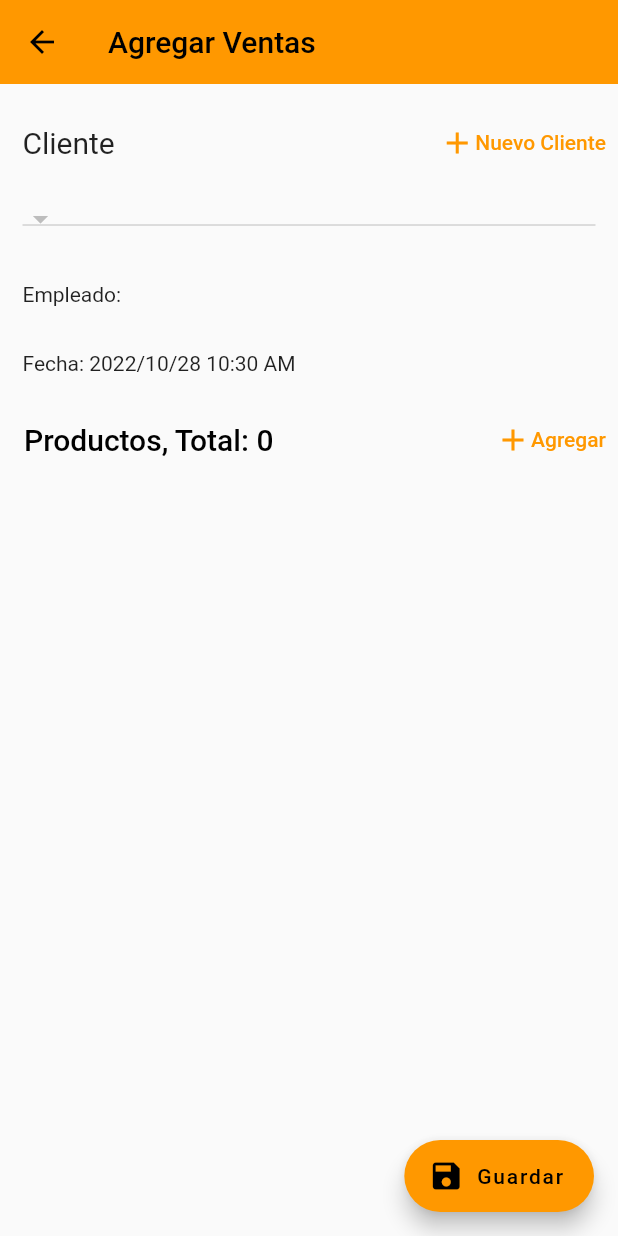
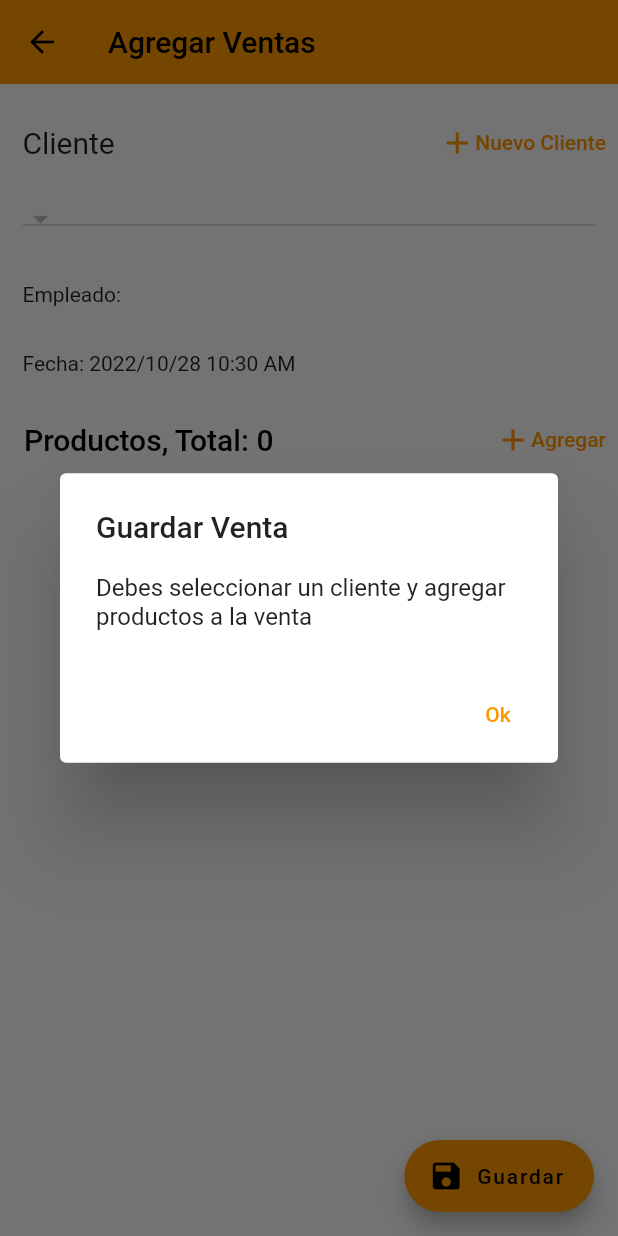
Before and after one commit to robert-virtual/lacteos_san_esteban_app, a Flutter app: the VentasForm screen opened by its route, after a tap on "Guardar", on a phone screen of 412 x 824 dp. Run offline on Flutter 3.47's test engine with Material 2 defaults, Android fonts, the phone set to English and light mode, and no system bars; our stand-ins replace cloud_firestore, firebase_auth, firebase_core, get; accounts and stored records are empty.

Commit message:
validacion de datos en venta

```diff
--- a/lib/pages/ventas/ventas_form.dart
+++ b/lib/pages/ventas/ventas_form.dart
@@ -191,6 +191,27 @@ class VentasForm extends StatelessWidget {
           const SizedBox(width: 10.0),
           FloatingActionButton.extended(
             onPressed: () {
+              if (cliente.value == null || detalles.isEmpty) {
+                showDialog(
+                  context: context,
+                  builder: (context) {
+                    return AlertDialog(
+                      title: const Text("Guardar Venta"),
+                      content: const Text(
+                          "Debes seleccionar un cliente y agregar productos a la venta "),
+                      actions: [
+                        TextButton(
+                          child: const Text("Ok"),
+                          onPressed: () {
+                            Navigator.of(context).pop();
+                          },
+                        )
+                      ],
+                    );
+                  },
+                );
+                return;
+              }
               ventasRef
                   .add(
                 Venta(
@@ -370,10 +391,33 @@ class VentasForm extends StatelessWidget {
                     child: const Text("Cancelar")),
                 TextButton(
                   onPressed: () {
+                    if (unidadMedida.value == null ||
+                        precio.text.trim().isEmpty ||
+                        cantidad.text.trim().isEmpty ||
+                        producto.value == null) {
+                      showDialog(
+                        context: context,
+                        builder: (context) {
+                          return AlertDialog(
+                            title: const Text("Agregar producto"),
+                            content:
+                                const Text("Debes ingresar todos los campos"),
+                            actions: [
+                              TextButton(
+                                child: const Text("Ok"),
+                                onPressed: () {
+                                  Navigator.of(context).pop();
+                                },
+                              )
+                            ],
+                          );
+                        },
+                      );
+                      return;
+                    }
                     detalles.add(
                       DetalleVenta(
-                        unidadMedida:
-                            unidadMedida.value ?? "Sin unidad de medida",
+                        unidadMedida: unidadMedida.value!,
                         precio: double.parse(precio.text),
                         cantidad: int.parse(cantidad.text),
                         producto: producto.value!,
```
